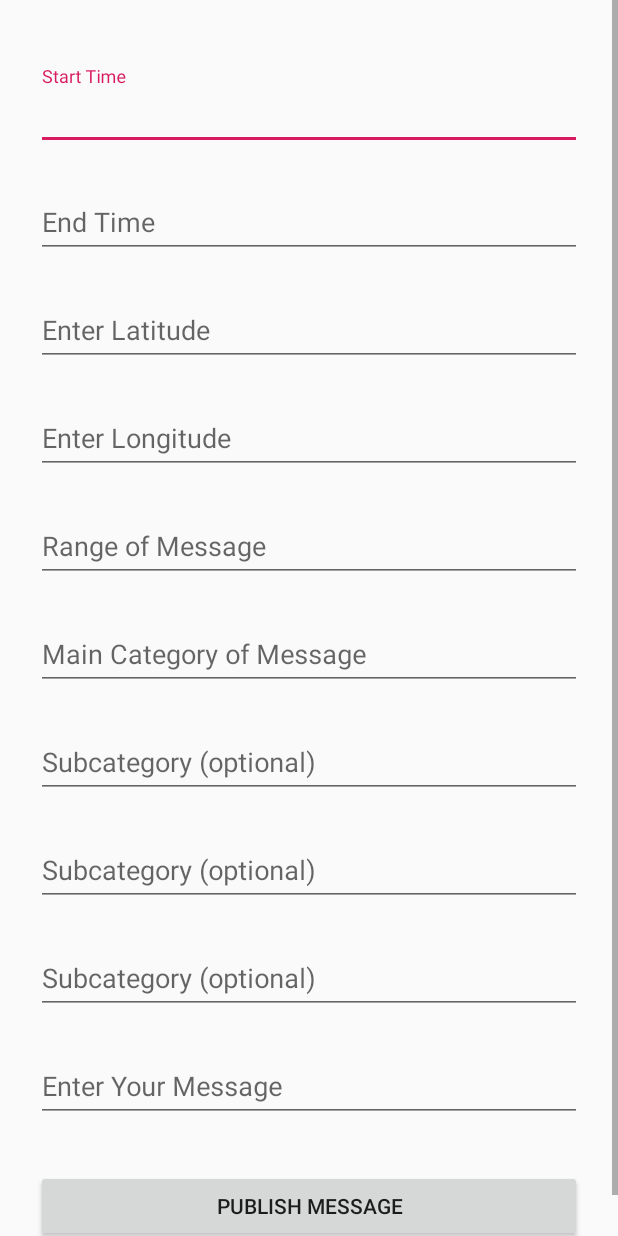
After one commit to mmocchetti/CMSC424-Project, an Android app: the layout activity_publish_message.xml on its own in the app's theme, with its tools: preview values and no code run, on a phone screen of 412 x 824 dp. The commit adds this screen. Run offline under Robolectric (Android 15) with nearby library versions, the phone set to English and light mode, and no system bars.

Commit message:
Added User Profile and Publish Message
Added pages for both publishers and reader profile, as well as a page for publishing a message

```diff
--- /dev/null
+++ b/AndriodMapApp424/app/src/main/res/layout/activity_publish_message.xml
@@ -0,0 +1,152 @@
+<?xml version="1.0" encoding="utf-8"?>
+<ScrollView
+    xmlns:android="http://schemas.android.com/apk/res/android"
+    android:layout_width="fill_parent"
+    android:layout_height="fill_parent"
+    android:fitsSystemWindows="true">
+
+    <LinearLayout
+        android:orientation="vertical"
+        android:layout_width="match_parent"
+        android:layout_height="wrap_content"
+        android:paddingTop="36dp"
+        android:paddingLeft="24dp"
+        android:paddingRight="24dp">
+
+        <!--  Enter the time that the message will be active -->
+        <android.support.design.widget.TextInputLayout
+            android:layout_width="match_parent"
+            android:layout_height="wrap_content"
+            android:layout_marginTop="8dp"
+            android:layout_marginBottom="8dp">
+            <EditText android:id="@+id/start_time"
+                android:layout_width="match_parent"
+                android:layout_height="wrap_content"
+                android:inputType="datetime"
+                android:hint="Start Time" />
+        </android.support.design.widget.TextInputLayout>
+
+        <android.support.design.widget.TextInputLayout
+            android:layout_width="match_parent"
+            android:layout_height="wrap_content"
+            android:layout_marginTop="8dp"
+            android:layout_marginBottom="8dp">
+            <EditText android:id="@+id/end_time"
+                android:layout_width="match_parent"
+                android:layout_height="wrap_content"
+                android:inputType="datetime"
+                android:hint="End Time" />
+        </android.support.design.widget.TextInputLayout>
+
+        <!-- Enter the message Latitude and Longitude -->
+        <android.support.design.widget.TextInputLayout
+            android:layout_width="match_parent"
+            android:layout_height="wrap_content"
+            android:layout_marginTop="8dp"
+            android:layout_marginBottom="8dp">
+            <EditText android:id="@+id/latitute"
+                android:layout_width="match_parent"
+                android:layout_height="wrap_content"
+                android:inputType="numberDecimal"
+                android:hint="Enter Latitude" />
+        </android.support.design.widget.TextInputLayout>
+
+        <android.support.design.widget.TextInputLayout
+            android:layout_width="match_parent"
+            android:layout_height="wrap_content"
+            android:layout_marginTop="8dp"
+            android:layout_marginBottom="8dp">
+            <EditText android:id="@+id/longitude"
+                android:layout_width="match_parent"
+                android:layout_height="wrap_content"
+                android:inputType="numberDecimal"
+                android:hint="Enter Longitude"/>
+        </android.support.design.widget.TextInputLayout>
+
+        <!-- Enter the message range -->
+        <android.support.design.widget.TextInputLayout
+            android:layout_width="match_parent"
+            android:layout_height="wrap_content"
+            android:layout_marginTop="8dp"
+            android:layout_marginBottom="8dp">
+            <EditText android:id="@+id/range"
+                android:layout_width="match_parent"
+                android:layout_height="wrap_content"
+                android:inputType="numberDecimal"
+                android:hint="Range of Message"/>
+        </android.support.design.widget.TextInputLayout>
+
+        <!-- Enter the category (and subcategories if applicable) -->
+        <android.support.design.widget.TextInputLayout
+            android:layout_width="match_parent"
+            android:layout_height="wrap_content"
+            android:layout_marginTop="8dp"
+            android:layout_marginBottom="8dp">
+            <EditText android:id="@+id/category"
+                android:layout_width="match_parent"
+                android:layout_height="wrap_content"
+                android:inputType="text"
+                android:hint="Main Category of Message"/>
+        </android.support.design.widget.TextInputLayout>
+
+        <android.support.design.widget.TextInputLayout
+            android:layout_width="match_parent"
+            android:layout_height="wrap_content"
+            android:layout_marginTop="8dp"
+            android:layout_marginBottom="8dp">
+            <EditText android:id="@+id/subcategory1"
+                android:layout_width="match_parent"
+                android:layout_height="wrap_content"
+                android:inputType="text"
+                android:hint="Subcategory (optional)"/>
+        </android.support.design.widget.TextInputLayout>
+
+        <android.support.design.widget.TextInputLayout
+            android:layout_width="match_parent"
+            android:layout_height="wrap_content"
+            android:layout_marginTop="8dp"
+            android:layout_marginBottom="8dp">
+            <EditText android:id="@+id/subcategory2"
+                android:layout_width="match_parent"
+                android:layout_height="wrap_content"
+                android:inputType="text"
+                android:hint="Subcategory (optional)"/>
+        </android.support.design.widget.TextInputLayout>
+
+        <android.support.design.widget.TextInputLayout
+            android:layout_width="match_parent"
+            android:layout_height="wrap_content"
+            android:layout_marginTop="8dp"
+            android:layout_marginBottom="8dp">
+            <EditText android:id="@+id/subcategory3"
+                android:layout_width="match_parent"
+                android:layout_height="wrap_content"
+                android:inputType="text"
+                android:hint="Subcategory (optional)"/>
+        </android.support.design.widget.TextInputLayout>
+
+        <!-- Enter the message -->
+        <android.support.design.widget.TextInputLayout
+            android:layout_width="match_parent"
+            android:layout_height="wrap_content"
+            android:layout_marginTop="8dp"
+            android:layout_marginBottom="8dp">
+            <EditText android:id="@+id/message"
+                android:layout_width="match_parent"
+                android:layout_height="wrap_content"
+                android:inputType="text|textMultiLine|textLongMessage"
+                android:hint="Enter Your Message"/>
+        </android.support.design.widget.TextInputLayout>
+
+        <!-- Publish Button -->
+        <android.support.v7.widget.AppCompatButton
+            android:id="@+id/btn_signup"
+            android:layout_width="fill_parent"
+            android:layout_height="wrap_content"
+            android:layout_marginTop="24dp"
+            android:layout_marginBottom="24dp"
+            android:padding="12dp"
+            android:text="Publish Message"/>
+
+    </LinearLayout>
+</ScrollView>
```
Also changed, not shown: AndriodMapApp424/app/src/main/AndroidManifest.xml (+4 -3 lines), AndriodMapApp424/app/src/main/res/layout/activity_publisherprofile.xml (added, +66 -0 lines), AndriodMapApp424/app/src/main/res/layout/activity_readerprofile.xml (added, +57 -0 lines), AndriodMapApp424/app/src/main/res/values/strings.xml (+6 -1 lines), AndriodMapApp424/app/gradle/wrapper/gradle-wrapper.properties (added), 4 other files.
